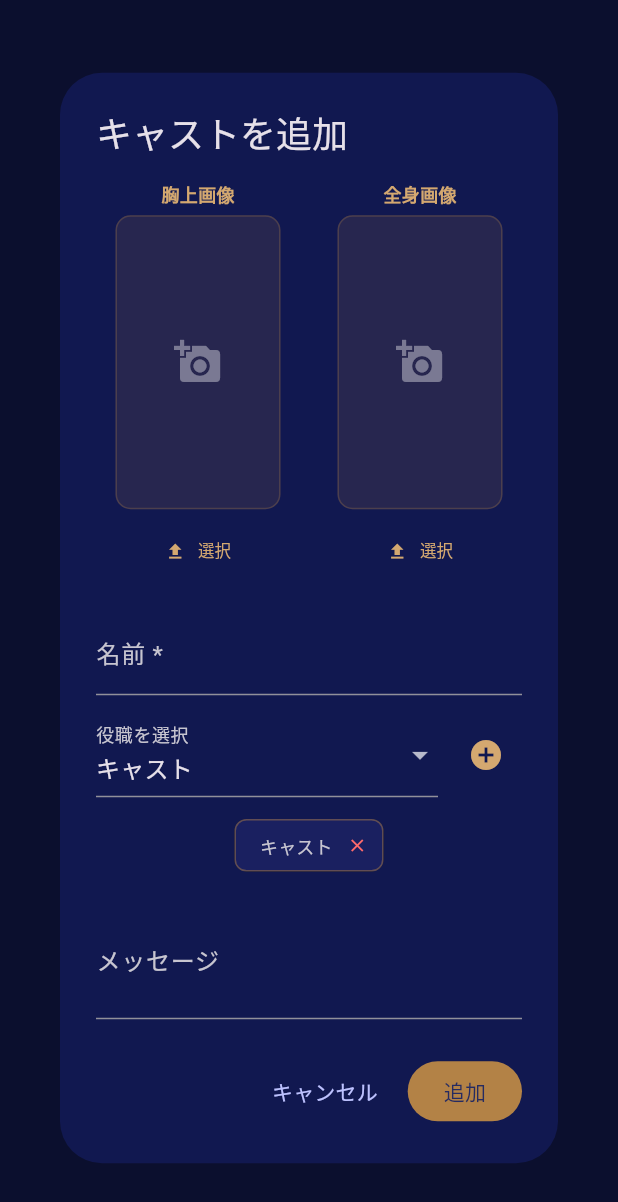
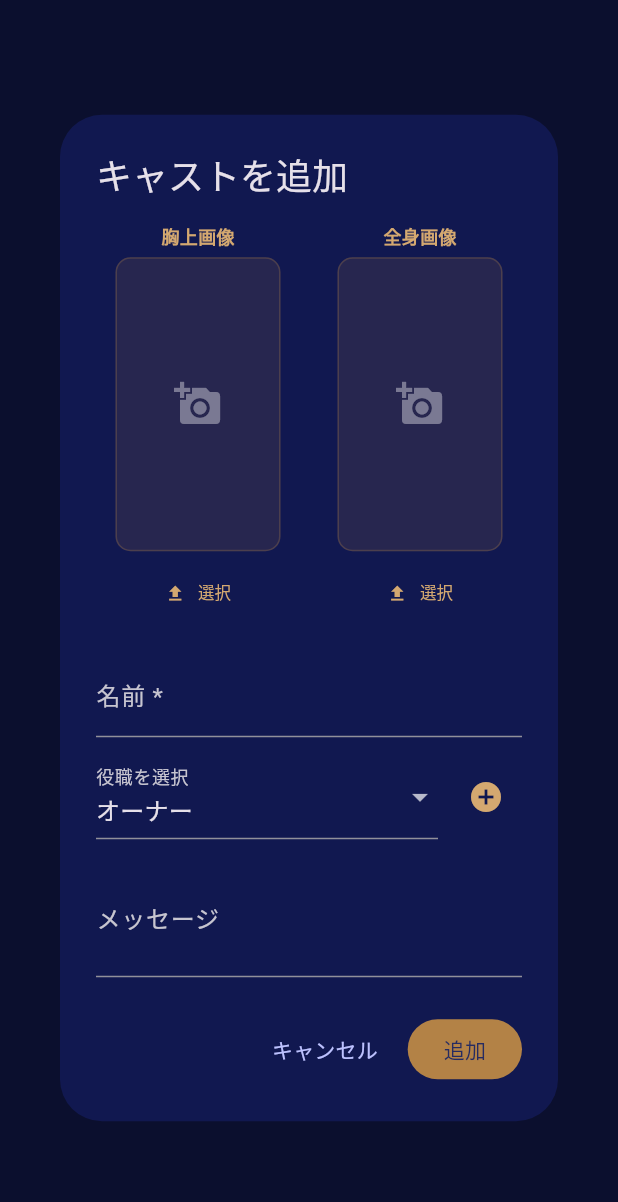
Before and after one commit to Yossy4131/svarga_admin, a Flutter app: the _CastDialog widget shown alone on an empty page, opened directly with empty values, after a tap on "追加", on a phone screen of 412 x 824 dp. Shown: the top 1202 px of the screen. Run offline on Flutter 3.47's test engine with Material 3 defaults, Android fonts, the phone set to English and light mode, and no system bars; our stand-ins replace google_fonts, image_picker; network calls fail.

Commit message:
役職追加(オーナー、店長)

```diff
--- a/lib/pages/casts_page.dart
+++ b/lib/pages/casts_page.dart
@@ -10,7 +10,7 @@ import '../constants/app_colors.dart';
 import '../models/cast_model.dart';
 import '../utils/dialogs.dart';
 
-const _roleOptions = ['キャスト', 'スタッフ', 'バーテンダー'];
+const _roleOptions = ['オーナー','店長', 'キャスト', 'スタッフ', 'バーテンダー'];
 
 class CastsPage extends StatefulWidget {
   const CastsPage({super.key, required this.client});
@@ -332,7 +332,7 @@ class _CastDialogState extends State<_CastDialog> {
         .map((r) => r.trim())
         .where((r) => r.isNotEmpty)
         .toList();
-    if (_selectedRoles.isEmpty) _selectedRoles = [_roleOptions.first];
+    // 役職未設定の場合は空のまま（ユーザーが選択する）
     _existingBustUrl = c?.avatarUrl;
     _existingFullUrl = c?.avatarFullUrl;
   }
@@ -392,7 +392,7 @@ class _CastDialogState extends State<_CastDialog> {
 
       final body = {
         'name': _nameCtrl.text.trim(),
-        'role': _selectedRoles.isEmpty ? 'キャスト' : _selectedRoles.join(','),
+        'role': _selectedRoles.join(','),
         'message': _msgCtrl.text.trim(),
         'avatar_url': bustUrl,
         'avatar_full_url': fullUrl,
```
